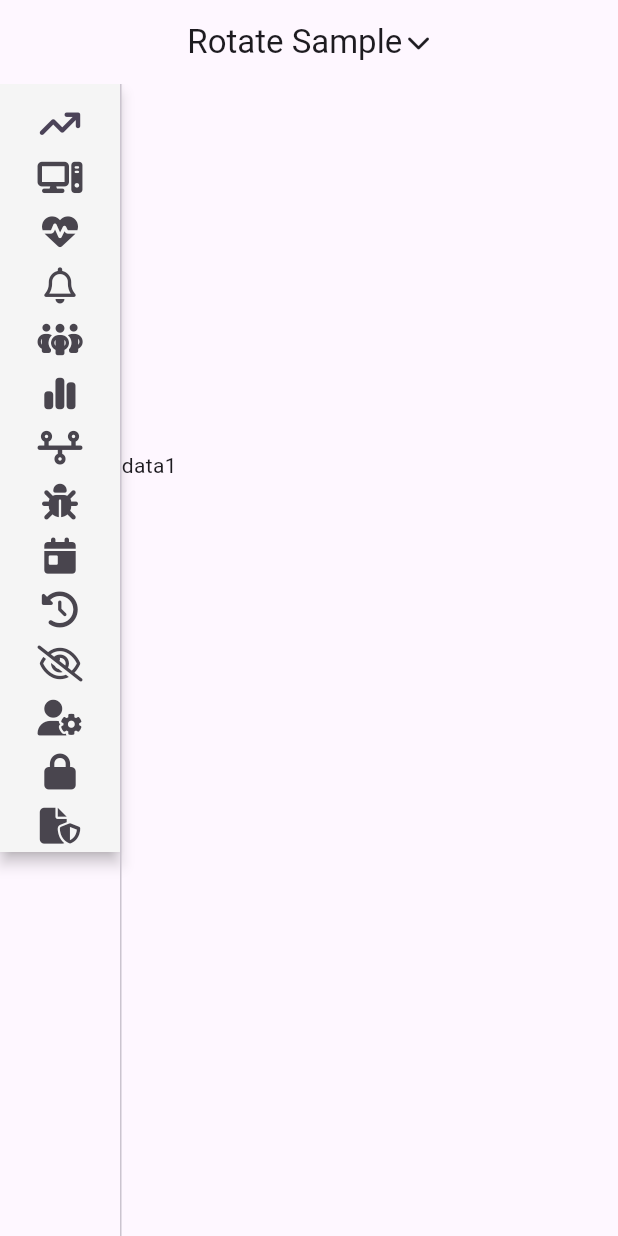
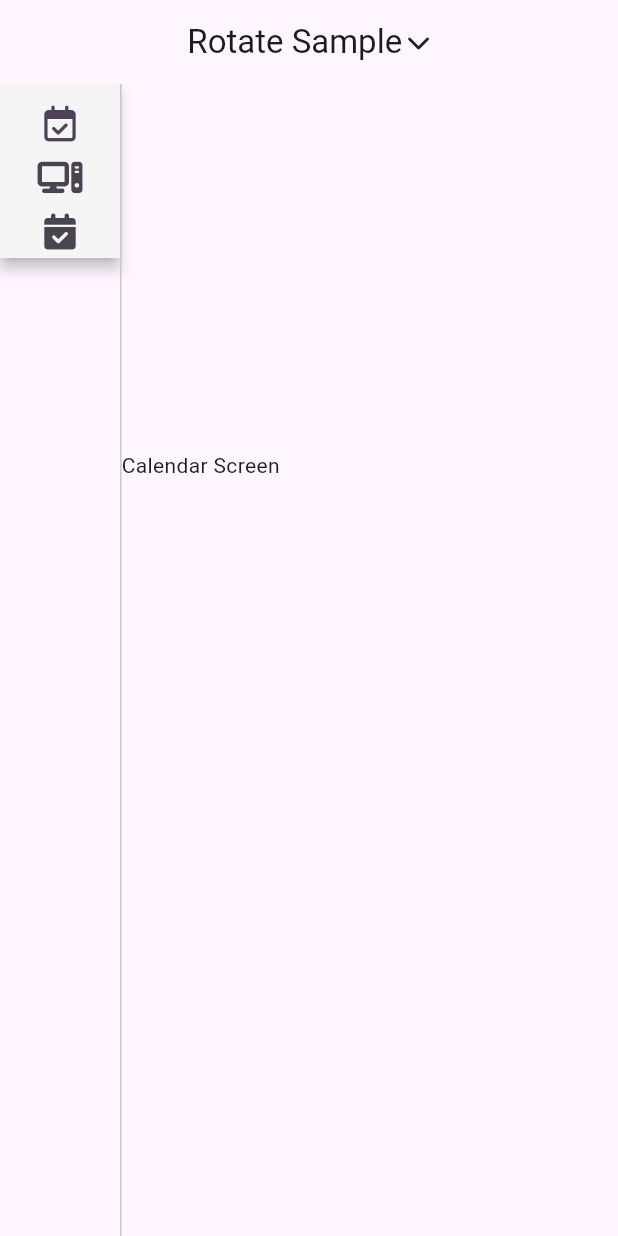
Before and after one commit to hanationeline/online, a Flutter app: the screen it shows after launch, on a phone screen of 412 x 824 dp. Run offline on Flutter 3.47's test engine with Material 3 defaults, Android fonts, the phone set to English and light mode, and no system bars; our stand-ins replace font_awesome_flutter, go_router, table_calendar.

Commit message:
기본 디자인 생성

```diff
--- a/lib/main.dart
+++ b/lib/main.dart
@@ -1,6 +1,5 @@
 import 'package:flutter/material.dart';
 import 'package:oneline/router.dart';
-
 
 void main() {
   runApp(const MyApp());
@@ -13,6 +12,7 @@ class MyApp extends StatelessWidget {
   @override
   Widget build(BuildContext context) {
     return MaterialApp.router(
+      debugShowCheckedModeBanner: false,
       routerConfig: router,
       title: 'Flutter Demo',
       theme: ThemeData(
--- a/lib/main_navi.dart
+++ b/lib/main_navi.dart
@@ -1,8 +1,7 @@
 import 'package:flutter/material.dart';
-import 'package:cupertino_icons/cupertino_icons.dart';
 import 'package:font_awesome_flutter/font_awesome_flutter.dart';
-import 'package:oneline/constrant/gaps.dart';
-import 'package:oneline/constrant/sizes.dart';
+import 'package:oneline/widgets/sidebar.dart';
+import 'package:go_router/go_router.dart';
 
 class MainNavigationScreen extends StatefulWidget {
   static const routeURL = "/mainnavi";
@@ -21,6 +20,17 @@ class _MainNavigationScreenState extends State<MainNavigationScreen>
     setState(() {
       _selectedIndex = index;
     });
+    switch (index) {
+      case 0:
+        context.go('/calendar');
+        break;
+      case 1:
+        context.go('/serverList');
+        break;
+      case 2:
+        context.go('/workSchedule');
+        break;
+    }
   }
 
   late final AnimationController _animationController = AnimationController(
@@ -79,12 +89,12 @@ class _MainNavigationScreenState extends State<MainNavigationScreen>
             mainAxisAlignment: MainAxisAlignment.center,
             children: [
               const Text('Rotate Sample'),
-              Gaps.h3,
+              const SizedBox(width: 3),
               RotationTransition(
                 turns: _animation,
                 child: const FaIcon(
                   FontAwesomeIcons.chevronDown,
-                  size: Sizes.size16,
+                  size: 16,
                 ),
               ),
             ],
@@ -93,110 +103,9 @@ class _MainNavigationScreenState extends State<MainNavigationScreen>
       ),
       body: Row(
         children: [
-          ConstrainedBox(
-            constraints:
-                BoxConstraints(minHeight: MediaQuery.of(context).size.height),
-            child: SingleChildScrollView(
-              child: IntrinsicHeight(
-                child: NavigationRail(
-                  selectedLabelTextStyle:
-                      const TextStyle(fontSize: Sizes.size24),
-                  minWidth: 80,
-                  elevation: 4,
-                  useIndicator: false,
-                  indicatorColor: Colors.teal.shade100,
-                  backgroundColor: Colors.grey.shade100,
-                  selectedIndex: _selectedIndex,
-                  onDestinationSelected: _onTap,
-                  destinations: const [
-                    NavigationRailDestination(
-                      icon: FaIcon(
-                        FontAwesomeIcons.arrowTrendUp,
-                      ),
-                      label: Text('test'),
-                    ),
-                    NavigationRailDestination(
-                      icon: FaIcon(
-                        FontAwesomeIcons.computer,
-                      ),
-                      label: Text('data'),
-                    ),
-                    NavigationRailDestination(
-                      icon: FaIcon(
-                        FontAwesomeIcons.heartPulse,
-                      ),
-                      label: Text('data'),
-                    ),
-                    NavigationRailDestination(
-                      icon: FaIcon(
-                        FontAwesomeIcons.bell,
-                      ),
-                      label: Text('data'),
-                    ),
-                    NavigationRailDestination(
-                      icon: FaIcon(
-                        FontAwesomeIcons.peopleGroup,
-                      ),
-                      label: Text('data'),
-                    ),
-                    NavigationRailDestination(
-                      icon: FaIcon(
-                        FontAwesomeIcons.chartSimple,
-                      ),
-                      label: Text('data'),
-                    ),
-                    NavigationRailDestination(
-                      icon: FaIcon(
-                        FontAwesomeIcons.timeline,
-                      ),
-                      label: Text('data'),
-                    ),
-                    NavigationRailDestination(
-                      icon: FaIcon(
-                        FontAwesomeIcons.bug,
-                      ),
-                      label: Text('data'),
-                    ),
-                    NavigationRailDestination(
-                      icon: FaIcon(
-                        FontAwesomeIcons.calendarDay,
-                      ),
-                      label: Text('data'),
-                    ),
-                    NavigationRailDestination(
-                      icon: FaIcon(
-                        FontAwesomeIcons.clockRotateLeft,
-                      ),
-                      label: Text('data'),
-                    ),
-                    NavigationRailDestination(
-                      icon: FaIcon(
-                        FontAwesomeIcons.eyeSlash,
-                      ),
-                      label: Text('data'),
-                    ),
-                    NavigationRailDestination(
-                      icon: FaIcon(
-                        FontAwesomeIcons.userGear,
-                      ),
-                      label: Text('data'),
-                    ),
-                    NavigationRailDestination(
-                      icon: FaIcon(
-                        FontAwesomeIcons.lock,
-                      ),
-                      label: Text('data'),
-                    ),
-                    NavigationRailDestination(
-                      icon: FaIcon(
-                        FontAwesomeIcons.fileShield,
-                      ),
-                      label: Text('data'),
-                    ),
-                  ],
-                ),
-              ),
-            ),
+          SideNavigationBar(
+            selectedIndex: _selectedIndex,
+            onTap: _onTap,
           ),
           const VerticalDivider(
             thickness: 1,
@@ -209,25 +118,19 @@ class _MainNavigationScreenState extends State<MainNavigationScreen>
                   Offstage(
                     offstage: _selectedIndex != 0,
                     child: Container(
-                      child: const Text('data1'),
+                      child: const Text('Calendar Screen'),
                     ),
                   ),
                   Offstage(
                     offstage: _selectedIndex != 1,
                     child: Container(
-                      child: const Text('data2'),
+                      child: const Text('Server List Screen'),
                     ),
                   ),
                   Offstage(
                     offstage: _selectedIndex != 2,
                     child: Container(
-                      child: const Text('data3'),
-                    ),
-                  ),
-                  Offstage(
-                    offstage: _selectedIndex != 3,
-                    child: Container(
-                      child: const Text('data4'),
+                      child: const Text('Work Schedule Screen'),
                     ),
                   ),
                   SlideTransition(
@@ -236,8 +139,8 @@ class _MainNavigationScreenState extends State<MainNavigationScreen>
                       decoration: const BoxDecoration(
                         color: Colors.white,
                         borderRadius: BorderRadius.only(
-                          bottomLeft: Radius.circular(Sizes.size20),
-                          bottomRight: Radius.circular(Sizes.size20),
+                          bottomLeft: Radius.circular(20),
+                          bottomRight: Radius.circular(20),
                         ),
                       ),
                       child: Column(
@@ -250,12 +153,10 @@ class _MainNavigationScreenState extends State<MainNavigationScreen>
                                   FaIcon(
                                     tab["icon"],
                                     color: Colors.black,
-                                    size: Sizes.size16,
+                                    size: 16,
                                   ),
-                                  Gaps.h20,
-                                  Text(
-                                    tab["title"],
-                                  ),
+                                  const SizedBox(width: 20),
+                                  Text(tab["title"]),
                                 ],
                               ),
                             )
--- a/lib/router.dart
+++ b/lib/router.dart
@@ -1,4 +1,5 @@
 import 'package:go_router/go_router.dart';
+import 'package:oneline/calendar_screen.dart';
 import 'package:oneline/main_navi.dart';
 
 final router = GoRouter(
@@ -9,5 +10,17 @@ final router = GoRouter(
       name: MainNavigationScreen.routeName,
       builder: (context, state) => const MainNavigationScreen(),
     ),
+    GoRoute(
+      path: '/calendar',
+      builder: (context, state) => const CalendarScreen(),
+    ),
+    // GoRoute(
+    //   path: '/serverList',
+    //   builder: (context, state) => ServerListScreen(),
+    // ),
+    // GoRoute(
+    //   path: '/workSchedule',
+    //   builder: (context, state) => WorkScheduleScreen(),
+    // ),
   ],
 );
--- /dev/null
+++ b/lib/widgets/sidebar.dart
@@ -0,0 +1,63 @@
+import 'package:flutter/material.dart';
+import 'package:font_awesome_flutter/font_awesome_flutter.dart';
+import 'package:go_router/go_router.dart';
+
+class SideNavigationBar extends StatelessWidget {
+  final int selectedIndex;
+  final Function(int) onTap;
+
+  const SideNavigationBar({
+    required this.selectedIndex,
+    required this.onTap,
+    super.key,
+  });
+
+  @override
+  Widget build(BuildContext context) {
+    return ConstrainedBox(
+      constraints:
+          BoxConstraints(minHeight: MediaQuery.of(context).size.height),
+      child: SingleChildScrollView(
+        child: IntrinsicHeight(
+          child: NavigationRail(
+            selectedLabelTextStyle: const TextStyle(fontSize: 24),
+            minWidth: 80,
+            elevation: 4,
+            useIndicator: false,
+            indicatorColor: Colors.teal.shade100,
+            backgroundColor: Colors.grey.shade100,
+            selectedIndex: selectedIndex,
+            onDestinationSelected: (index) {
+              onTap(index);
+              switch (index) {
+                case 0:
+                  context.go('/calendar');
+                  break;
+                case 1:
+                  context.go('/serverList');
+                  break;
+                case 2:
+                  context.go('/workSchedule');
+                  break;
+              }
+            },
+            destinations: const [
+              NavigationRailDestination(
+                icon: FaIcon(FontAwesomeIcons.calendarCheck),
+                label: Text('Calendar'),
+              ),
+              NavigationRailDestination(
+                icon: FaIcon(FontAwesomeIcons.computer),
+                label: Text('Server List'),
+              ),
+              NavigationRailDestination(
+                icon: FaIcon(FontAwesomeIcons.solidCalendarCheck),
+                label: Text('Work Schedule'),
+              ),
+            ],
+          ),
+        ),
+      ),
+    );
+  }
+}
```
Also changed, not shown: lib/calendar_screen.dart (added, +46 -0 lines), pubspec.yaml (+7 -0 lines), pubspec.lock, 11 other files.
